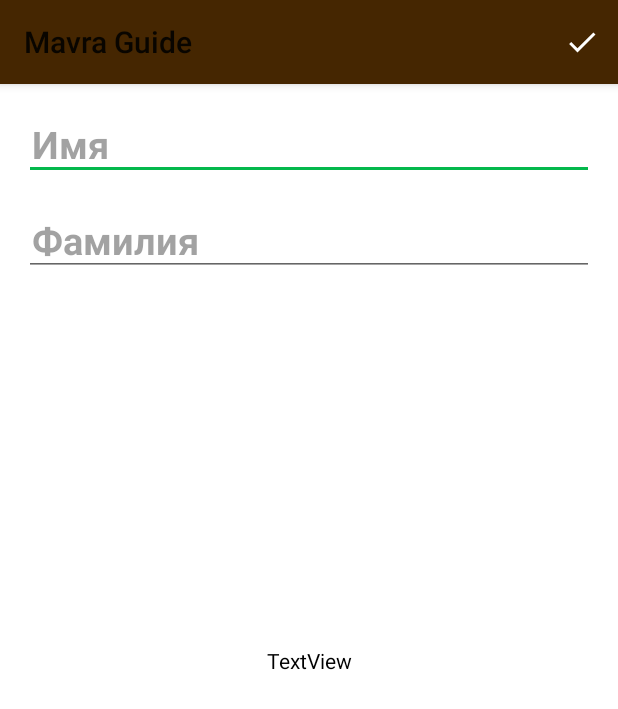
After one commit to Yevgen-Nar/Mavra-guide, an Android app: the fragment UserChangeNameFragment shown on its own in the app's theme, on a phone screen of 412 x 824 dp. The commit adds this screen. Shown: the top 709 px of the screen. Run offline under Robolectric (Android 15) with nearby library versions, the phone set to English and light mode, and no system bars.

Commit message:
Added a model package and created a user model class in it Added an enumeration for the database and user fields Added a fragment of creating a full name and surname, with the ability to change in the fire base.

```diff
--- a/app/build.gradle
+++ b/app/build.gradle
@@ -1,6 +1,7 @@
 plugins {
     id 'com.android.application'
     id 'com.google.gms.google-services'
+
 }
 
 android {
@@ -36,11 +37,12 @@ android {
 
 dependencies {
 
+
     implementation 'androidx.appcompat:appcompat:1.4.1'
     implementation 'com.google.android.material:material:1.6.0'
     implementation 'androidx.constraintlayout:constraintlayout:2.1.3'
     implementation 'androidx.legacy:legacy-support-v4:1.0.0'
-    implementation 'com.google.firebase:firebase-auth:19.2.0'
+    implementation 'com.google.firebase:firebase-auth:21.0.3'
     implementation 'com.google.firebase:firebase-database:20.0.5'
     implementation 'com.google.firebase:firebase-crashlytics-buildtools:2.8.1'
     testImplementation 'junit:junit:4.13.2'
--- a/app/src/main/java/com/narozhnyiyevgen/mavraguide/MainActivity.java
+++ b/app/src/main/java/com/narozhnyiyevgen/mavraguide/MainActivity.java
@@ -6,7 +6,6 @@ import android.os.Bundle;
 import androidx.appcompat.app.AppCompatActivity;
 import androidx.appcompat.widget.Toolbar;
 
-import com.google.firebase.auth.FirebaseAuth;
 import com.narozhnyiyevgen.mavraguide.databinding.ActivityMainBinding;
 import com.narozhnyiyevgen.mavraguide.ui.activity.RegisterActivity;
 import com.narozhnyiyevgen.mavraguide.ui.fragments.PizzaFragment;
@@ -23,7 +22,7 @@ public class MainActivity extends AppCompatActivity {
         super.onCreate(savedInstanceState);
         binding = ActivityMainBinding.inflate(getLayoutInflater());
         setContentView(binding.getRoot());
-
+        initFields();
 
     }
 
@@ -31,7 +30,6 @@ public class MainActivity extends AppCompatActivity {
     protected void onStart() {
         super.onStart();
 
-        initFields();
         initFunctions();
     }
 
@@ -41,7 +39,7 @@ public class MainActivity extends AppCompatActivity {
             setSupportActionBar(mToolBar);
             appDrawer.create();
             getSupportFragmentManager().beginTransaction()
-                    .replace(R.id.dataContainer, new PizzaFragment()).commit();
+                    .replace(R.id.data_container, new PizzaFragment()).commit();
         } else {
             Intent intent = new Intent(this, RegisterActivity.class);
             startActivity(intent);
--- /dev/null
+++ b/app/src/main/java/com/narozhnyiyevgen/mavraguide/ui/fragments/UserChangeNameFragment.java
@@ -0,0 +1,81 @@
+package com.narozhnyiyevgen.mavraguide.ui.fragments;
+
+import android.os.Bundle;
+import android.view.LayoutInflater;
+import android.view.Menu;
+import android.view.MenuInflater;
+import android.view.MenuItem;
+import android.view.View;
+import android.view.ViewGroup;
+import android.widget.Toast;
+
+import androidx.annotation.NonNull;
+import androidx.fragment.app.Fragment;
+
+import com.narozhnyiyevgen.mavraguide.R;
+import com.narozhnyiyevgen.mavraguide.databinding.FragmentUserChangeNameBinding;
+import com.narozhnyiyevgen.mavraguide.ui.objects.EnumNode;
+import com.narozhnyiyevgen.mavraguide.ui.objects.FireBase;
+import com.narozhnyiyevgen.mavraguide.ui.objects.UserFields;
+
+
+public class UserChangeNameFragment extends Fragment {
+
+    private FragmentUserChangeNameBinding binding;
+
+    @Override
+    public View onCreateView(LayoutInflater inflater, ViewGroup container,
+                             Bundle savedInstanceState) {
+        // Inflate the layout for this fragment
+        binding = FragmentUserChangeNameBinding.inflate(getLayoutInflater(), container, false);
+        View v = binding.getRoot();
+        return v;
+    }
+
+    @Override
+    public void onResume() {
+        super.onResume();
+        setHasOptionsMenu(true);
+    }
+
+    @Override
+    public void onCreateOptionsMenu(@NonNull Menu menu, @NonNull MenuInflater inflater) {
+        requireActivity().getMenuInflater().inflate(R.menu.user_change_name_menu, menu);
+    }
+
+    @Override
+    public boolean onOptionsItemSelected(@NonNull MenuItem item) {
+
+        if (item.getItemId() == R.id.change_name_menu) {
+            changeName();
+        }
+        return true;
+    }
+
+    private void changeName() {
+
+        String name = binding.userChangeNameEtChangeName.getText().toString();
+        String surname = binding.userChangeNameEtChangeSurname.getText().toString();
+
+//        if (name) {
+//            Toast.makeText(getContext(), R.string.user_change_name_inut_fullname, Toast.LENGTH_SHORT).show();
+//        } else {
+            String fullname = name + " " + surname;
+            FireBase.REF_DATA_ROOT
+                    .child(EnumNode.NODE_MAIN.getNODE_NAME())
+                    .child(EnumNode.NODE_PIZZERIA.getNODE_NAME())
+                    .child(EnumNode.NODE_USERS.getNODE_NAME())
+                    .child(FireBase.UID)
+                    .child(UserFields.FULL_NAME.getUSER_FIELDS_VALUE())
+                    .setValue(fullname)
+                    .addOnCompleteListener(task -> {
+                        if (task.isSuccessful()) {
+                            Toast.makeText(getActivity(), R.string.toast_data_updated, Toast.LENGTH_SHORT).show();
+                            FireBase.USER.setFullName(fullname);
+                            assert getFragmentManager() != null;
+                            getFragmentManager().popBackStack();
+                        }
+                    });
+//        }
+    }
+}
--- /dev/null
+++ b/app/src/main/res/drawable/ic_user_change_name_icon_check.xml
@@ -0,0 +1,5 @@
+<vector android:height="24dp" android:tint="#FFFFFF"
+    android:viewportHeight="24" android:viewportWidth="24"
+    android:width="24dp" xmlns:android="http://schemas.android.com/apk/res/android">
+    <path android:fillColor="@android:color/white" android:pathData="M9,16.17L4.83,12l-1.42,1.41L9,19 21,7l-1.41,-1.41z"/>
+</vector>
--- a/app/src/main/res/layout/activity_main.xml
+++ b/app/src/main/res/layout/activity_main.xml
@@ -18,7 +18,7 @@
         app:layout_constraintTop_toTopOf="parent" />
 
     <androidx.constraintlayout.widget.ConstraintLayout
-        android:id="@+id/dataContainer"
+        android:id="@+id/data_container"
         android:layout_width="match_parent"
         android:layout_height="0dp"
         app:layout_constraintBottom_toBottomOf="parent"
--- /dev/null
+++ b/app/src/main/res/layout/fragment_user_change_name.xml
@@ -0,0 +1,51 @@
+<?xml version="1.0" encoding="utf-8"?>
+<androidx.constraintlayout.widget.ConstraintLayout xmlns:android="http://schemas.android.com/apk/res/android"
+    xmlns:tools="http://schemas.android.com/tools"
+    android:layout_width="match_parent"
+    android:layout_height="match_parent"
+    xmlns:app="http://schemas.android.com/apk/res-auto"
+    tools:context=".ui.fragments.UserChangeNameFragment">
+
+    <EditText
+        android:id="@+id/user_change_name_et_change_name"
+        style="@style/enter_code_edit_text_input_code"
+        android:layout_width="match_parent"
+        android:layout_height="wrap_content"
+        android:hint="@string/user_change_name_string_name"
+        android:textSize="25sp"
+        android:inputType="text"
+        android:minHeight="48dp"
+        app:layout_constraintEnd_toEndOf="parent"
+        app:layout_constraintStart_toStartOf="parent"
+        app:layout_constraintTop_toTopOf="parent"
+        android:autofillHints="text" />
+    <EditText
+        android:id="@+id/user_change_name_et_change_surname"
+        style="@style/enter_code_edit_text_input_code"
+        android:layout_width="match_parent"
+        android:layout_height="wrap_content"
+        android:hint="@string/user_change_name_string_surname"
+        android:textSize="25sp"
+        android:inputType="text"
+        android:minHeight="48dp"
+        app:layout_constraintEnd_toEndOf="parent"
+        app:layout_constraintStart_toStartOf="parent"
+        app:layout_constraintTop_toBottomOf="@+id/user_change_name_et_change_name"
+        android:autofillHints="text" />
+
+    <TextView
+        android:id="@+id/textView"
+        android:layout_width="wrap_content"
+        android:layout_height="wrap_content"
+        android:text="TextView"
+        android:textColor="@color/black"
+        tools:layout_editor_absoluteX="185dp"
+        tools:layout_editor_absoluteY="267dp"
+        app:layout_constraintEnd_toEndOf="parent"
+        app:layout_constraintStart_toStartOf="parent"
+        app:layout_constraintTop_toTopOf="parent"
+        app:layout_constraintBottom_toBottomOf="parent"/>
+
+
+
+</androidx.constraintlayout.widget.ConstraintLayout>
--- /dev/null
+++ b/app/src/main/res/menu/user_change_name_menu.xml
@@ -0,0 +1,11 @@
+<?xml version="1.0" encoding="utf-8"?>
+<menu xmlns:android="http://schemas.android.com/apk/res/android"
+    xmlns:app="http://schemas.android.com/apk/res-auto">
+    <item
+        android:id="@+id/change_name_menu"
+        android:icon="@drawable/ic_user_change_name_icon_check"
+        android:title=""
+        app:showAsAction="ifRoom">
+    </item>
+
+</menu>
--- a/app/src/main/res/values/dimens.xml
+++ b/app/src/main/res/values/dimens.xml
@@ -32,4 +32,5 @@
     <dimen name="settings_ripple_effect_buttons">4dp</dimen>
     <dimen name="margin_total_16dp">16dp</dimen>
     <dimen name="padding_total_edit_text_5dp">5dp</dimen>
+    <dimen name="paddingStart_16dp">16dp</dimen>
 </resources>
--- a/app/src/main/res/values/strings.xml
+++ b/app/src/main/res/values/strings.xml
@@ -33,4 +33,10 @@
     <string name="title_input_code">Введите проверочный код</string>
     <string name="title_verification">Верификация</string>
     <string name="settings_actions_menu_title_account_exit">Выход из аккаунта</string>
+    <string name="enter_code_wellcom">Добро пожаловать.</string>
+    <string name="user_change_name_string_name">Имя</string>
+    <string name="enter_code_default_hint">______</string>
+    <string name="user_change_name_string_surname">Фамилия</string>
+    <string name="user_change_name_inut_fullname">Введите Имя и Фамилию</string>
+    <string name="toast_data_updated">Данные обновлены</string>
 </resources>
--- a/app/src/main/res/values/styles.xml
+++ b/app/src/main/res/values/styles.xml
@@ -54,4 +54,17 @@
         <item name="android:layout_height">@dimen/settings_user_photo_height</item>
         <item name="android:layout_marginStart">@dimen/margin_start</item>
     </style>
+
+    <style name="enter_code_edit_text_input_code">
+        <item name="android:layout_width">wrap_content</item>
+        <item name="android:layout_height">wrap_content</item>
+        <item name="android:lines">1</item>
+        <item name="android:textColor">@color/black</item>
+        <item name="android:textStyle">bold</item>
+        <item name="android:textSize">40sp</item>
+        <item name="android:textColorHint">@color/colorDarkGray</item>
+        <item name="android:inputType">phone</item>
+        <item name="android:layout_margin">@dimen/margin_total_16dp</item>
+        <item name="android:padding">@dimen/padding_total_edit_text_5dp</item>
+    </style>
 </resources>
```
Also changed, not shown: app/src/main/java/com/narozhnyiyevgen/mavraguide/models/User.java (added, +70 -0 lines), app/src/main/java/com/narozhnyiyevgen/mavraguide/ui/fragments/EnterCodeFragment.java (+9 -6 lines), app/src/main/java/com/narozhnyiyevgen/mavraguide/ui/fragments/SettingsFragment.java (+20 -8 lines), app/src/main/java/com/narozhnyiyevgen/mavraguide/ui/objects/AppDrawer.java (+13 -13 lines), app/src/main/java/com/narozhnyiyevgen/mavraguide/ui/objects/EnumNode.java (+4 -9 lines), app/src/main/java/com/narozhnyiyevgen/mavraguide/ui/objects/FireBase.java (+7 -0 lines), app/src/main/java/com/narozhnyiyevgen/mavraguide/ui/objects/UserFields.java (+9 -1 lines), app/src/main/res/layout/fragment_enter_code.xml (+4 -13 lines), build.gradle (+6 -2 lines), gradle/wrapper/gradle-wrapper.properties.
